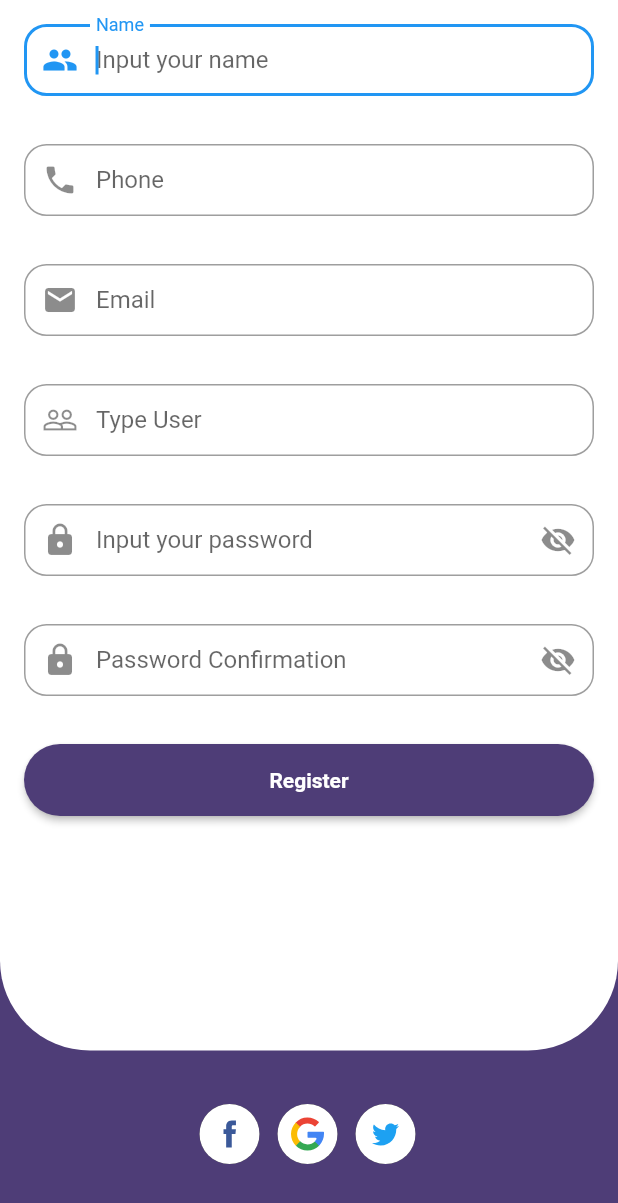
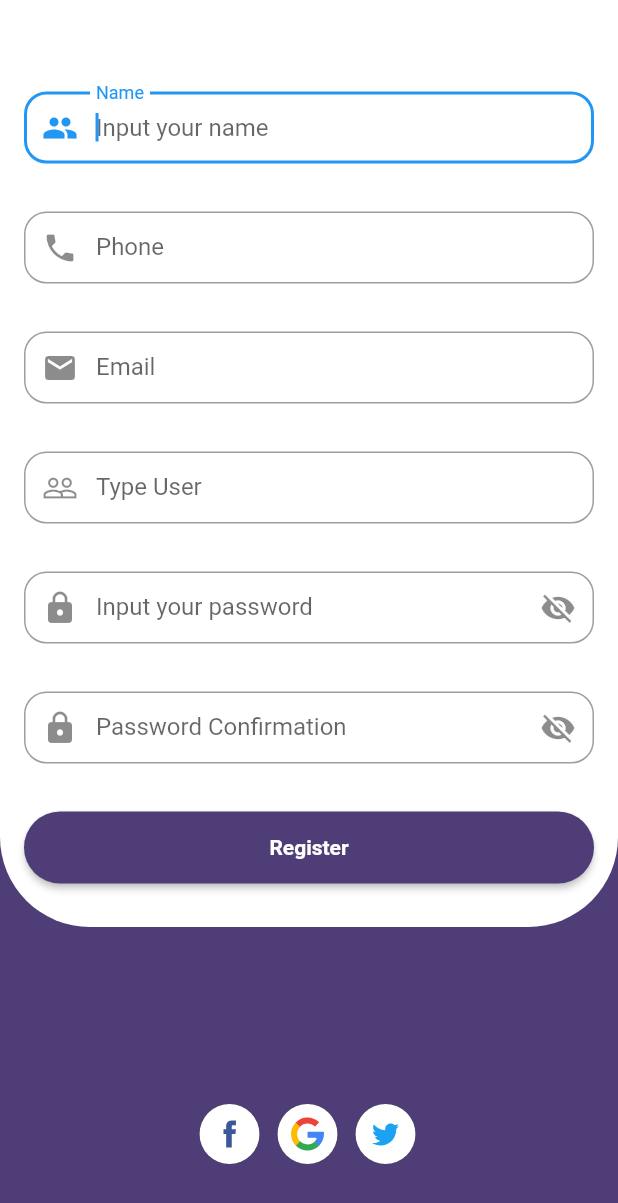
Before and after one commit to PrasetyoAriwibowo/clean_login_api, a Flutter app: the screen it shows after launch, after a tap on "Sign Up here!", on a phone screen of 412 x 824 dp. Shown: the top 1203 px of the screen. Run offline on Flutter 3.47's test engine with Material 2 defaults, Android fonts, the light colour scheme and no system bars; drawn by our look-alikes of velocity_x; our stand-ins replace flutter_svg, get; network calls fail.

Commit message:
login_api

```diff
--- a/lib/presentation/login/screens/login.screen.dart
+++ b/lib/presentation/login/screens/login.screen.dart
@@ -13,14 +13,18 @@ class LoginScreen extends GetView<LoginController> {
   @override
   Widget build(BuildContext context) {
     return Scaffold(
-      body: Stack(
+      body: Container(
+        child: SingleChildScrollView(
+          child: Stack(
             children: [
               Container(
+                height: MediaQuery.of(context).size.height,
+                width: MediaQuery.of(context).size.width,
                 color: Coolors.purplish,
               ),
               Container(
                 width: context.screenWidth,
-            height: context.percentHeight * 80,
+                height: context.percentHeight * 70,
                 decoration: BoxDecoration(
                     color: Colors.white,
                     borderRadius: BorderRadius.only(
@@ -29,6 +33,7 @@ class LoginScreen extends GetView<LoginController> {
                     )),
                 child: VStack([
                   Container(
+                    margin: EdgeInsets.only(top: 50),
                     width: context.screenWidth,
                     height: 160,
                     child: Image.asset("assets/images/login.png"),
@@ -124,6 +129,8 @@ class LoginScreen extends GetView<LoginController> {
               ),
             ],
           ),
+        ),
+      ),
     );
   }
 }
--- a/lib/presentation/register/screens/register.screen.dart
+++ b/lib/presentation/register/screens/register.screen.dart
@@ -12,30 +12,28 @@ class RegisterScreen extends GetView<RegisterController> {
   @override
   Widget build(BuildContext context) {
     return Scaffold(
-      body: Stack(
+      body: SingleChildScrollView(
+        child: Stack(
           children: [
             Container(
+              height: MediaQuery.of(context).size.height,
+              width: MediaQuery.of(context).size.width,
               color: Coolors.purplish,
             ),
             Container(
               width: context.screenWidth,
-            height: context.percentHeight * 85,
+              height: context.percentHeight * 75,
               decoration: BoxDecoration(
                   color: Colors.white,
                   borderRadius: BorderRadius.only(
                     bottomLeft: Radius.circular(60),
                     bottomRight: Radius.circular(60),
                   )),
+              child: Container(
+                margin: EdgeInsets.only(top: 45),
                 child: Column(
                   children: [
-                // Container(
-                //   width: context.screenWidth,
-                //   height: 160,
-                //   child: Image.asset("assets/images/login.png"),
-                // ),
-                Padding(
-                  padding: EdgeInsets.only(bottom: 0),
-                  child: TextField(
+                    TextField(
                       controller: controller.nameController,
                       autofocus: true,
                       decoration: InputDecoration(
@@ -46,7 +44,6 @@ class RegisterScreen extends GetView<RegisterController> {
                           hintText: "Input your name",
                           prefixIcon: Icon(Icons.people)),
                     ).p16(),
-                ),
                     TextField(
                       controller: controller.mobileController,
                       autofocus: true,
@@ -141,6 +138,7 @@ class RegisterScreen extends GetView<RegisterController> {
                   ],
                 ),
               ),
+            ),
             Positioned(
               child: VStack(
                 [
@@ -161,6 +159,7 @@ class RegisterScreen extends GetView<RegisterController> {
             ),
           ],
         ),
+      ),
     );
   }
 }
--- a/pubspec.yaml
+++ b/pubspec.yaml
@@ -12,6 +12,7 @@ dependencies:
     sdk: flutter
   flutter_svg: ^1.1.6
   velocity_x: ^3.6.0
+  google_fonts: ^3.0.1
 
 dev_dependencies:
   flutter_lints: ^2.0.0
```
Also changed, not shown: assets/cleaning.svg (deleted), assets/vaccum.svg (deleted), pubspec.lock, 1 other file. Lines whose indentation alone changed are shown as unchanged.
